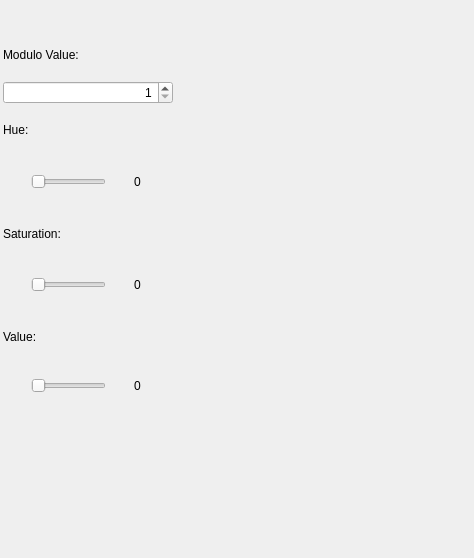
Old version of the form modulocolordialog.ui in the repository Airels/ihm-tabs.
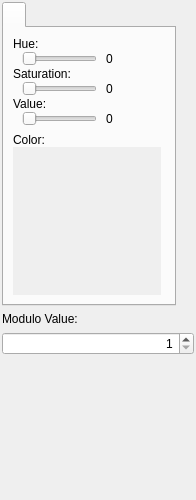
New version of the form.

What changed in the file:
```diff
--- a/modulocolordialog.ui
+++ b/modulocolordialog.ui
@@ -6,8 +6,8 @@
    <rect>
     <x>0</x>
     <y>0</y>
-    <width>474</width>
-    <height>558</height>
+    <width>196</width>
+    <height>500</height>
    </rect>
   </property>
   <property name="sizePolicy">
@@ -16,16 +16,22 @@
     <verstretch>0</verstretch>
    </sizepolicy>
   </property>
+  <property name="minimumSize">
+   <size>
+    <width>0</width>
+    <height>0</height>
+   </size>
+  </property>
+  <property name="maximumSize">
+   <size>
+    <width>16777215</width>
+    <height>16777215</height>
+   </size>
+  </property>
   <property name="windowTitle">
    <string>Dialog</string>
   </property>
-  <layout class="QFormLayout" name="formLayout">
-   <property name="horizontalSpacing">
-    <number>0</number>
-   </property>
-   <property name="verticalSpacing">
-    <number>0</number>
-   </property>
+  <layout class="QVBoxLayout" name="verticalLayout_3">
    <property name="leftMargin">
     <number>2</number>
    </property>
@@ -38,40 +44,10 @@
    <property name="bottomMargin">
     <number>2</number>
    </property>
-   <item row="0" column="1">
-    <widget class="QScrollArea" name="scrollArea">
-     <property name="minimumSize">
-      <size>
-       <width>200</width>
-       <height>500</height>
-      </size>
-     </property>
-     <property name="maximumSize">
-      <size>
-       <width>200</width>
-       <height>500</height>
-      </size>
-     </property>
-     <property name="frameShape">
-      <enum>QFrame::NoFrame</enum>
-     </property>
-     <property name="frameShadow">
-      <enum>QFrame::Plain</enum>
-     </property>
-     <property name="widgetResizable">
-      <bool>true</bool>
-     </property>
-     <widget class="QWidget" name="scrollAreaWidgetContents">
-      <property name="geometry">
-       <rect>
-        <x>0</x>
-        <y>0</y>
-        <width>200</width>
-        <height>500</height>
-       </rect>
-      </property>
+   <item>
+    <widget class="QTabWidget" name="tabWidget">
       <property name="sizePolicy">
-       <sizepolicy hsizetype="Expanding" vsizetype="Expanding">
+      <sizepolicy hsizetype="MinimumExpanding" vsizetype="MinimumExpanding">
         <horstretch>0</horstretch>
         <verstretch>0</verstretch>
        </sizepolicy>
@@ -79,22 +55,32 @@
       <property name="minimumSize">
        <size>
         <width>0</width>
-        <height>500</height>
-       </size>
-      </property>
-      <widget class="QWidget" name="verticalLayoutWidget">
-       <property name="geometry">
-        <rect>
-         <x>0</x>
-         <y>0</y>
-         <width>213</width>
-         <height>636</height>
-        </rect>
-       </property>
+       <height>0</height>
+      </size>
+     </property>
+     <property name="maximumSize">
+      <size>
+       <width>174</width>
+       <height>16777215</height>
+      </size>
+     </property>
+     <property name="currentIndex">
+      <number>0</number>
+     </property>
+     <property name="elideMode">
+      <enum>Qt::ElideNone</enum>
+     </property>
+     <widget class="QWidget" name="tab">
+      <property name="sizePolicy">
+       <sizepolicy hsizetype="Minimum" vsizetype="Minimum">
+        <horstretch>0</horstretch>
+        <verstretch>0</verstretch>
+       </sizepolicy>
+      </property>
+      <attribute name="title">
+       <string/>
+      </attribute>
        <layout class="QVBoxLayout" name="verticalLayout">
-        <property name="spacing">
-         <number>0</number>
-        </property>
         <item>
          <layout class="QGridLayout" name="gridLayout_2">
           <property name="rightMargin">
@@ -103,8 +89,95 @@
           <property name="spacing">
            <number>0</number>
           </property>
-          <item row="4" column="0">
-           <layout class="QHBoxLayout" name="horizontalLayout">
+         <item row="0" column="0">
+          <widget class="QLabel" name="label_16">
+           <property name="sizePolicy">
+            <sizepolicy hsizetype="Preferred" vsizetype="Fixed">
+             <horstretch>0</horstretch>
+             <verstretch>0</verstretch>
+            </sizepolicy>
+           </property>
+           <property name="text">
+            <string>Hue:</string>
+           </property>
+          </widget>
+         </item>
+         <item row="3" column="0">
+          <layout class="QHBoxLayout" name="horizontalLayout_16">
+           <property name="spacing">
+            <number>0</number>
+           </property>
+           <item>
+            <widget class="QSlider" name="_saturationSlider">
+             <property name="sizePolicy">
+              <sizepolicy hsizetype="Minimum" vsizetype="Fixed">
+               <horstretch>0</horstretch>
+               <verstretch>0</verstretch>
+              </sizepolicy>
+             </property>
+             <property name="maximumSize">
+              <size>
+               <width>75</width>
+               <height>16777215</height>
+              </size>
+             </property>
+             <property name="maximum">
+              <number>255</number>
+             </property>
+             <property name="orientation">
+              <enum>Qt::Horizontal</enum>
+             </property>
+            </widget>
+           </item>
+           <item>
+            <widget class="QLabel" name="_saturationValue">
+             <property name="sizePolicy">
+              <sizepolicy hsizetype="Minimum" vsizetype="Minimum">
+               <horstretch>0</horstretch>
+               <verstretch>0</verstretch>
+              </sizepolicy>
+             </property>
+             <property name="maximumSize">
+              <size>
+               <width>40</width>
+               <height>16777215</height>
+              </size>
+             </property>
+             <property name="text">
+              <string>0</string>
+             </property>
+            </widget>
+           </item>
+          </layout>
+         </item>
+         <item row="5" column="0">
+          <widget class="QLabel" name="label_17">
+           <property name="sizePolicy">
+            <sizepolicy hsizetype="Preferred" vsizetype="Fixed">
+             <horstretch>0</horstretch>
+             <verstretch>0</verstretch>
+            </sizepolicy>
+           </property>
+           <property name="text">
+            <string>Value:</string>
+           </property>
+          </widget>
+         </item>
+         <item row="2" column="0">
+          <widget class="QLabel" name="label_19">
+           <property name="sizePolicy">
+            <sizepolicy hsizetype="Preferred" vsizetype="Fixed">
+             <horstretch>0</horstretch>
+             <verstretch>0</verstretch>
+            </sizepolicy>
+           </property>
+           <property name="text">
+            <string>Saturation:</string>
+           </property>
+          </widget>
+         </item>
+         <item row="1" column="0">
+          <layout class="QHBoxLayout" name="horizontalLayout_17">
             <property name="spacing">
              <number>0</number>
             </property>
@@ -151,6 +224,70 @@
             </item>
            </layout>
           </item>
+         <item row="8" column="0">
+          <widget class="QLabel" name="label_2">
+           <property name="sizePolicy">
+            <sizepolicy hsizetype="Preferred" vsizetype="Fixed">
+             <horstretch>0</horstretch>
+             <verstretch>0</verstretch>
+            </sizepolicy>
+           </property>
+           <property name="text">
+            <string>Color:</string>
+           </property>
+          </widget>
+         </item>
+         <item row="7" column="0">
+          <layout class="QHBoxLayout" name="horizontalLayout_18">
+           <property name="spacing">
+            <number>0</number>
+           </property>
+           <property name="bottomMargin">
+            <number>7</number>
+           </property>
+           <item>
+            <widget class="QSlider" name="_valueSlider">
+             <property name="sizePolicy">
+              <sizepolicy hsizetype="Minimum" vsizetype="Fixed">
+               <horstretch>0</horstretch>
+               <verstretch>0</verstretch>
+              </sizepolicy>
+             </property>
+             <property name="maximumSize">
+              <size>
+               <width>75</width>
+               <height>16777215</height>
+              </size>
+             </property>
+             <property name="maximum">
+              <number>255</number>
+             </property>
+             <property name="orientation">
+              <enum>Qt::Horizontal</enum>
+             </property>
+            </widget>
+           </item>
+           <item>
+            <widget class="QLabel" name="_valueValue">
+             <property name="sizePolicy">
+              <sizepolicy hsizetype="Minimum" vsizetype="Minimum">
+               <horstretch>0</horstretch>
+               <verstretch>0</verstretch>
+              </sizepolicy>
+             </property>
+             <property name="maximumSize">
+              <size>
+               <width>40</width>
+               <height>16777215</height>
+              </size>
+             </property>
+             <property name="text">
+              <string>0</string>
+             </property>
+            </widget>
+           </item>
+          </layout>
+         </item>
           <item row="9" column="0">
            <widget class="QFrame" name="_colorFrame">
             <property name="sizePolicy">
@@ -161,14 +298,14 @@
             </property>
             <property name="minimumSize">
              <size>
-              <width>200</width>
-              <height>250</height>
+             <width>148</width>
+             <height>148</height>
              </size>
             </property>
             <property name="maximumSize">
              <size>
-              <width>200</width>
-              <height>250</height>
+             <width>148</width>
+             <height>148</height>
              </size>
             </property>
             <property name="autoFillBackground">
@@ -182,63 +319,27 @@
             </property>
            </widget>
           </item>
-          <item row="6" column="0">
-           <layout class="QHBoxLayout" name="horizontalLayout_2">
-            <property name="spacing">
-             <number>0</number>
-            </property>
-            <item>
-             <widget class="QSlider" name="_saturationSlider">
-              <property name="sizePolicy">
-               <sizepolicy hsizetype="Minimum" vsizetype="Fixed">
-                <horstretch>0</horstretch>
-                <verstretch>0</verstretch>
-               </sizepolicy>
-              </property>
-              <property name="maximumSize">
-               <size>
-                <width>75</width>
-                <height>16777215</height>
-               </size>
-              </property>
-              <property name="maximum">
-               <number>255</number>
-              </property>
-              <property name="orientation">
-               <enum>Qt::Horizontal</enum>
-              </property>
-             </widget>
+        </layout>
+       </item>
+      </layout>
+     </widget>
+    </widget>
             </item>
             <item>
-             <widget class="QLabel" name="_saturationValue">
+    <layout class="QVBoxLayout" name="verticalLayout_2">
+     <item>
+      <widget class="QLabel" name="label_4">
               <property name="sizePolicy">
-               <sizepolicy hsizetype="Minimum" vsizetype="Minimum">
+        <sizepolicy hsizetype="Preferred" vsizetype="Minimum">
                 <horstretch>0</horstretch>
                 <verstretch>0</verstretch>
                </sizepolicy>
               </property>
-              <property name="maximumSize">
-               <size>
-                <width>40</width>
-                <height>16777215</height>
-               </size>
-              </property>
               <property name="text">
-               <string>0</string>
+        <string>Modulo Value:</string>
               </property>
              </widget>
             </item>
-           </layout>
-          </item>
-          <item row="7" column="0">
-           <widget class="QLabel" name="label_3">
-            <property name="text">
-             <string>Value:</string>
-            </property>
-           </widget>
-          </item>
-          <item row="2" column="0">
-           <layout class="QHBoxLayout" name="horizontalLayout_7">
             <item>
              <widget class="QSpinBox" name="_moduloBox">
               <property name="maximumSize">
@@ -258,104 +359,22 @@
               </property>
              </widget>
             </item>
+    </layout>
+   </item>
             <item>
-             <spacer name="horizontalSpacer_2">
+    <spacer name="verticalSpacer">
               <property name="orientation">
-               <enum>Qt::Horizontal</enum>
-              </property>
-              <property name="sizeType">
-               <enum>QSizePolicy::Fixed</enum>
+      <enum>Qt::Vertical</enum>
               </property>
               <property name="sizeHint" stdset="0">
                <size>
-                <width>30</width>
-                <height>20</height>
+       <width>20</width>
+       <height>40</height>
                </size>
               </property>
              </spacer>
             </item>
            </layout>
-          </item>
-          <item row="5" column="0">
-           <widget class="QLabel" name="label_2">
-            <property name="text">
-             <string>Saturation:</string>
-            </property>
-           </widget>
-          </item>
-          <item row="3" column="0">
-           <widget class="QLabel" name="label">
-            <property name="text">
-             <string>Hue:</string>
-            </property>
-           </widget>
-          </item>
-          <item row="8" column="0">
-           <layout class="QHBoxLayout" name="horizontalLayout_3">
-            <property name="spacing">
-             <number>0</number>
-            </property>
-            <property name="bottomMargin">
-             <number>7</number>
-            </property>
-            <item>
-             <widget class="QSlider" name="_valueSlider">
-              <property name="sizePolicy">
-               <sizepolicy hsizetype="Minimum" vsizetype="Fixed">
-                <horstretch>0</horstretch>
-                <verstretch>0</verstretch>
-               </sizepolicy>
-              </property>
-              <property name="maximumSize">
-               <size>
-                <width>75</width>
-                <height>16777215</height>
-               </size>
-              </property>
-              <property name="maximum">
-               <number>255</number>
-              </property>
-              <property name="orientation">
-               <enum>Qt::Horizontal</enum>
-              </property>
-             </widget>
-            </item>
-            <item>
-             <widget class="QLabel" name="_valueValue">
-              <property name="sizePolicy">
-               <sizepolicy hsizetype="Minimum" vsizetype="Minimum">
-                <horstretch>0</horstretch>
-                <verstretch>0</verstretch>
-               </sizepolicy>
-              </property>
-              <property name="maximumSize">
-               <size>
-                <width>40</width>
-                <height>16777215</height>
-               </size>
-              </property>
-              <property name="text">
-               <string>0</string>
-              </property>
-             </widget>
-            </item>
-           </layout>
-          </item>
-          <item row="0" column="0">
-           <widget class="QLabel" name="label_4">
-            <property name="text">
-             <string>Modulo Value:</string>
-            </property>
-           </widget>
-          </item>
-         </layout>
-        </item>
-       </layout>
-      </widget>
-     </widget>
-    </widget>
-   </item>
-  </layout>
  </widget>
  <resources/>
  <connections>
```
Left out of the diff: 50 changed lines with no effect on the pictures. Lines whose indentation alone changed are shown as unchanged.
